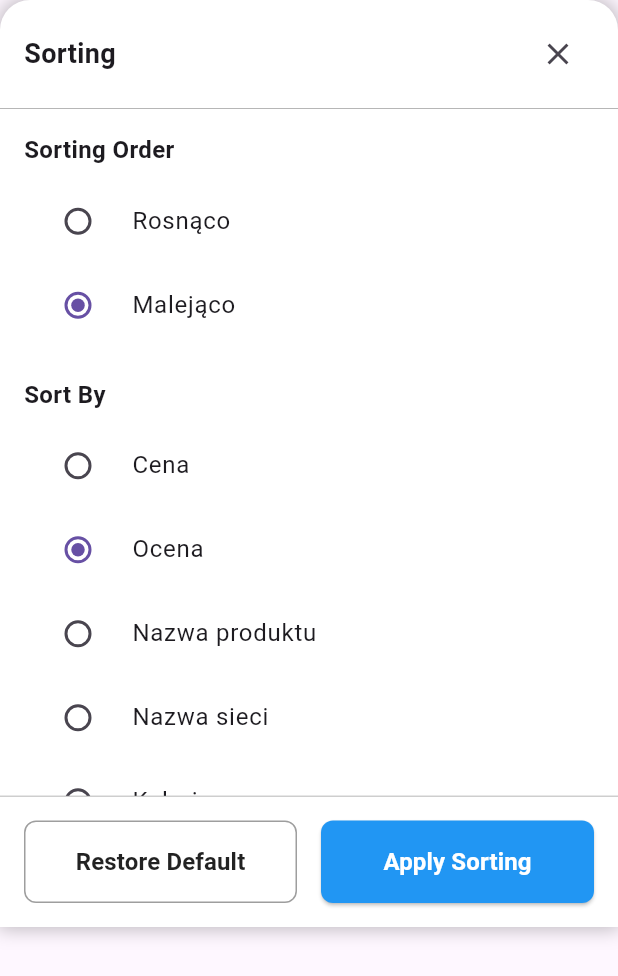
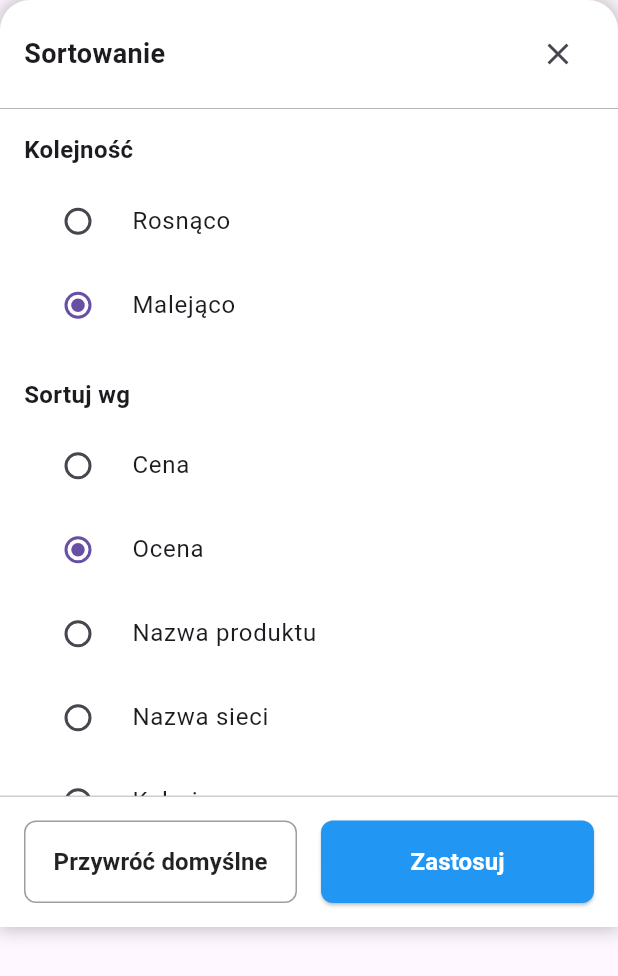
Before and after one commit to micjaw310589/strawa, a Flutter app: the SortingScreen widget shown alone on an empty page, opened directly, on a phone screen of 412 x 824 dp. Shown: the top 976 px of the screen. Run offline on Flutter 3.47's test engine with Material 3 defaults, Android fonts, the phone set to English and light mode, and no system bars; our stand-ins replace decimal, geolocator, get_it, sensors_plus, supabase_flutter; accounts and stored records are empty.

Commit message:
Changed names to polish in Sorting screen

```diff
--- a/lib/presentation/home_screen/sorting_screen.dart
+++ b/lib/presentation/home_screen/sorting_screen.dart
@@ -81,7 +81,7 @@ class _SortingScreenState extends State<SortingScreen> {
         mainAxisAlignment: MainAxisAlignment.spaceBetween,
         children: [
           const Text(
-            'Sorting',
+            'Sortowanie',
             style: TextStyle(
               fontSize: 18,
               fontWeight: FontWeight.bold,
@@ -108,7 +108,7 @@ class _SortingScreenState extends State<SortingScreen> {
         crossAxisAlignment: CrossAxisAlignment.start,
         children: [
           const Text(
-            'Sort By',
+            'Sortuj wg',
             style: TextStyle(
               fontSize: 16,
               fontWeight: FontWeight.bold,
@@ -138,7 +138,7 @@ class _SortingScreenState extends State<SortingScreen> {
         crossAxisAlignment: CrossAxisAlignment.start,
         children: [
           const Text(
-            'Sorting Order',
+            'Kolejność',
             style: TextStyle(
               fontSize: 16,
               fontWeight: FontWeight.bold,
@@ -175,7 +175,7 @@ class _SortingScreenState extends State<SortingScreen> {
               ),
               onPressed: _viewModel.resetToDefault,
               child: const Text(
-                'Restore Default',
+                'Przywróć domyślne',
                 style: TextStyle(
                   fontSize: 16,
                   color: Colors.black87,
@@ -196,7 +196,7 @@ class _SortingScreenState extends State<SortingScreen> {
               ),
               onPressed: _viewModel.applySorting,
               child: const Text(
-                'Apply Sorting',
+                'Zastosuj',
                 style: TextStyle(
                   fontSize: 16,
                   color: Colors.white,
```
